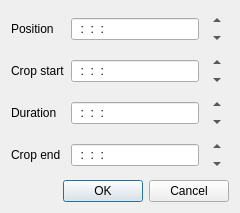
Above: src/widgets/clipdurationdialog_ui.ui from KDE/kdenlive before the change. Below: the same form after it.
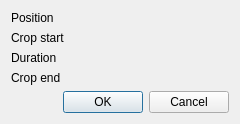
That is the form after the change. Custom widgets are drawn as their Qt base class.

Commit message: Use TimecodeDisplay in duration dialog

```diff
--- a/src/widgets/clipdurationdialog_ui.ui
+++ b/src/widgets/clipdurationdialog_ui.ui
@@ -7,7 +7,7 @@
     <x>0</x>
     <y>0</y>
     <width>226</width>
-    <height>213</height>
+    <height>117</height>
    </rect>
   </property>
   <property name="windowTitle">
@@ -22,72 +22,7 @@
     </widget>
    </item>
    <item row="0" column="1">
-    <layout class="QHBoxLayout" name="horizontalLayout">
-     <item>
-      <widget class="KRestrictedLine" name="clip_position">
-       <property name="inputMask">
-        <string>99:99:99:99; </string>
-       </property>
-      </widget>
-     </item>
-     <item>
-      <layout class="QVBoxLayout" name="verticalLayout">
-       <property name="spacing">
-        <number>0</number>
-       </property>
-       <item>
-        <widget class="QToolButton" name="position_up">
-         <property name="sizePolicy">
-          <sizepolicy hsizetype="Fixed" vsizetype="Maximum">
-           <horstretch>0</horstretch>
-           <verstretch>0</verstretch>
-          </sizepolicy>
-         </property>
-         <property name="maximumSize">
-          <size>
-           <width>16777215</width>
-           <height>18</height>
-          </size>
-         </property>
-         <property name="text">
-          <string>...</string>
-         </property>
-         <property name="autoRaise">
-          <bool>true</bool>
-         </property>
-         <property name="arrowType">
-          <enum>Qt::UpArrow</enum>
-         </property>
-        </widget>
-       </item>
-       <item>
-        <widget class="QToolButton" name="position_down">
-         <property name="sizePolicy">
-          <sizepolicy hsizetype="Fixed" vsizetype="Maximum">
-           <horstretch>0</horstretch>
-           <verstretch>0</verstretch>
-          </sizepolicy>
-         </property>
-         <property name="maximumSize">
-          <size>
-           <width>16777215</width>
-           <height>18</height>
-          </size>
-         </property>
-         <property name="text">
-          <string>...</string>
-         </property>
-         <property name="autoRaise">
-          <bool>true</bool>
-         </property>
-         <property name="arrowType">
-          <enum>Qt::DownArrow</enum>
-         </property>
-        </widget>
-       </item>
-      </layout>
-     </item>
-    </layout>
+    <layout class="QHBoxLayout" name="clip_position_box"/>
    </item>
    <item row="1" column="0">
     <widget class="QLabel" name="crop_label">
@@ -97,72 +32,7 @@
     </widget>
    </item>
    <item row="1" column="1">
-    <layout class="QHBoxLayout" name="horizontalLayout_2">
-     <item>
-      <widget class="KRestrictedLine" name="crop_position">
-       <property name="inputMask">
-        <string>99:99:99:99; </string>
-       </property>
-      </widget>
-     </item>
-     <item>
-      <layout class="QVBoxLayout" name="verticalLayout_2">
-       <property name="spacing">
-        <number>0</number>
-       </property>
-       <item>
-        <widget class="QToolButton" name="crop_up">
-         <property name="sizePolicy">
-          <sizepolicy hsizetype="Fixed" vsizetype="Maximum">
-           <horstretch>0</horstretch>
-           <verstretch>0</verstretch>
-          </sizepolicy>
-         </property>
-         <property name="maximumSize">
-          <size>
-           <width>16777215</width>
-           <height>18</height>
-          </size>
-         </property>
-         <property name="text">
-          <string>...</string>
-         </property>
-         <property name="autoRaise">
-          <bool>true</bool>
-         </property>
-         <property name="arrowType">
-          <enum>Qt::UpArrow</enum>
-         </property>
-        </widget>
-       </item>
-       <item>
-        <widget class="QToolButton" name="crop_down">
-         <property name="sizePolicy">
-          <sizepolicy hsizetype="Fixed" vsizetype="Maximum">
-           <horstretch>0</horstretch>
-           <verstretch>0</verstretch>
-          </sizepolicy>
-         </property>
-         <property name="maximumSize">
-          <size>
-           <width>16777215</width>
-           <height>18</height>
-          </size>
-         </property>
-         <property name="text">
-          <string>...</string>
-         </property>
-         <property name="autoRaise">
-          <bool>true</bool>
-         </property>
-         <property name="arrowType">
-          <enum>Qt::DownArrow</enum>
-         </property>
-        </widget>
-       </item>
-      </layout>
-     </item>
-    </layout>
+    <layout class="QHBoxLayout" name="crop_start_box"/>
    </item>
    <item row="2" column="0">
     <widget class="QLabel" name="duration_label">
@@ -172,75 +42,7 @@
     </widget>
    </item>
    <item row="2" column="1">
-    <layout class="QHBoxLayout" name="horizontalLayout_3">
-     <item>
-      <widget class="KRestrictedLine" name="clip_duration">
-       <property name="inputMask">
-        <string>99:99:99:99; </string>
-       </property>
-       <property name="frame">
-        <bool>true</bool>
-       </property>
-      </widget>
-     </item>
-     <item>
-      <layout class="QVBoxLayout" name="verticalLayout_3">
-       <property name="spacing">
-        <number>0</number>
-       </property>
-       <item>
-        <widget class="QToolButton" name="duration_up">
-         <property name="sizePolicy">
-          <sizepolicy hsizetype="Fixed" vsizetype="Maximum">
-           <horstretch>0</horstretch>
-           <verstretch>0</verstretch>
-          </sizepolicy>
-         </property>
-         <property name="maximumSize">
-          <size>
-           <width>16777215</width>
-           <height>18</height>
-          </size>
-         </property>
-         <property name="text">
-          <string>...</string>
-         </property>
-         <property name="autoRaise">
-          <bool>true</bool>
-         </property>
-         <property name="arrowType">
-          <enum>Qt::UpArrow</enum>
-         </property>
-        </widget>
-       </item>
-       <item>
-        <widget class="QToolButton" name="duration_down">
-         <property name="sizePolicy">
-          <sizepolicy hsizetype="Fixed" vsizetype="Maximum">
-           <horstretch>0</horstretch>
-           <verstretch>0</verstretch>
-          </sizepolicy>
-         </property>
-         <property name="maximumSize">
-          <size>
-           <width>16777215</width>
-           <height>18</height>
-          </size>
-         </property>
-         <property name="text">
-          <string>...</string>
-         </property>
-         <property name="autoRaise">
-          <bool>true</bool>
-         </property>
-         <property name="arrowType">
-          <enum>Qt::DownArrow</enum>
-         </property>
-        </widget>
-       </item>
-      </layout>
-     </item>
-    </layout>
+    <layout class="QHBoxLayout" name="clip_duration_box"/>
    </item>
    <item row="4" column="0">
     <widget class="QLabel" name="end_label">
@@ -250,72 +52,7 @@
     </widget>
    </item>
    <item row="4" column="1">
-    <layout class="QHBoxLayout" name="horizontalLayout_4">
-     <item>
-      <widget class="KRestrictedLine" name="end_position">
-       <property name="inputMask">
-        <string>99:99:99:99; </string>
-       </property>
-      </widget>
-     </item>
-     <item>
-      <layout class="QVBoxLayout" name="verticalLayout_4">
-       <property name="spacing">
-        <number>0</number>
-       </property>
-       <item>
-        <widget class="QToolButton" name="end_up">
-         <property name="sizePolicy">
-          <sizepolicy hsizetype="Fixed" vsizetype="Maximum">
-           <horstretch>0</horstretch>
-           <verstretch>0</verstretch>
-          </sizepolicy>
-         </property>
-         <property name="maximumSize">
-          <size>
-           <width>16777215</width>
-           <height>18</height>
-          </size>
-         </property>
-         <property name="text">
-          <string>...</string>
-         </property>
-         <property name="autoRaise">
-          <bool>true</bool>
-         </property>
-         <property name="arrowType">
-          <enum>Qt::UpArrow</enum>
-         </property>
-        </widget>
-       </item>
-       <item>
-        <widget class="QToolButton" name="end_down">
-         <property name="sizePolicy">
-          <sizepolicy hsizetype="Fixed" vsizetype="Maximum">
-           <horstretch>0</horstretch>
-           <verstretch>0</verstretch>
-          </sizepolicy>
-         </property>
-         <property name="maximumSize">
-          <size>
-           <width>16777215</width>
-           <height>18</height>
-          </size>
-         </property>
-         <property name="text">
-          <string>...</string>
-         </property>
-         <property name="autoRaise">
-          <bool>true</bool>
-         </property>
-         <property name="arrowType">
-          <enum>Qt::DownArrow</enum>
-         </property>
-        </widget>
-       </item>
-      </layout>
-     </item>
-    </layout>
+    <layout class="QHBoxLayout" name="crop_end_box"/>
    </item>
    <item row="5" column="0" colspan="2">
     <spacer name="verticalSpacer">
@@ -342,18 +79,6 @@
    </item>
   </layout>
  </widget>
- <customwidgets>
-  <customwidget>
-   <class>KLineEdit</class>
-   <extends>QLineEdit</extends>
-   <header>klineedit.h</header>
-  </customwidget>
-  <customwidget>
-   <class>KRestrictedLine</class>
-   <extends>KLineEdit</extends>
-   <header>krestrictedline.h</header>
-  </customwidget>
- </customwidgets>
  <resources/>
  <connections>
   <connection>
```
The commit also changes 2 other files.
